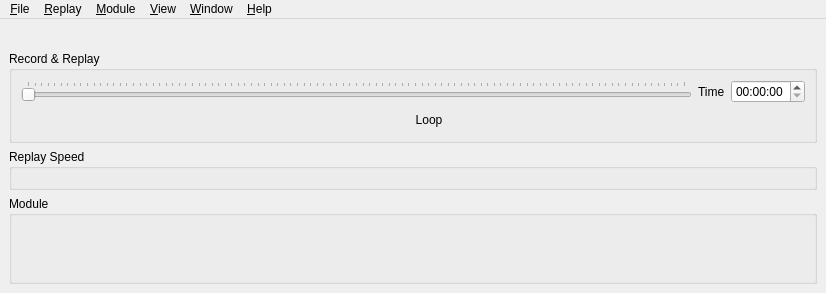
Above: src/UserInterface/src/MainWindow.ui from till213/SkyDolly before the change. Below: the same form after it.
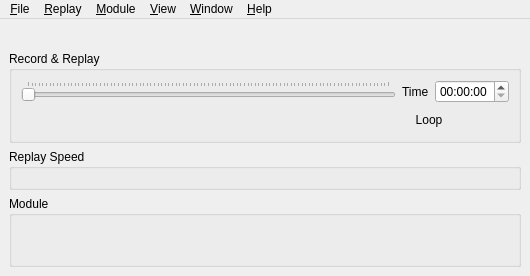
That is the form after the change. Icons and pictures are not drawn. Custom widgets are drawn as their Qt base class.

Commit message: Replace QStackedWidget with QLayout

```diff
--- a/src/UserInterface/src/MainWindow.ui
+++ b/src/UserInterface/src/MainWindow.ui
@@ -6,8 +6,8 @@
    <rect>
     <x>0</x>
     <y>0</y>
-    <width>826</width>
-    <height>293</height>
+    <width>516</width>
+    <height>276</height>
    </rect>
   </property>
   <property name="sizePolicy">
@@ -327,6 +327,12 @@
     </item>
     <item>
      <widget class="QGroupBox" name="moduleGroupBox">
+      <property name="sizePolicy">
+       <sizepolicy hsizetype="Expanding" vsizetype="Expanding">
+        <horstretch>0</horstretch>
+        <verstretch>0</verstretch>
+       </sizepolicy>
+      </property>
       <property name="title">
        <string>Module</string>
       </property>
@@ -334,9 +340,6 @@
        <property name="sizeConstraint">
         <enum>QLayout::SetMinimumSize</enum>
        </property>
-       <item>
-        <widget class="QStackedWidget" name="moduleStackWidget"/>
-       </item>
       </layout>
      </widget>
     </item>
@@ -347,7 +350,7 @@
     <rect>
      <x>0</x>
      <y>0</y>
-     <width>826</width>
+     <width>516</width>
      <height>21</height>
     </rect>
    </property>
```
The commit also changes 3 other files.
